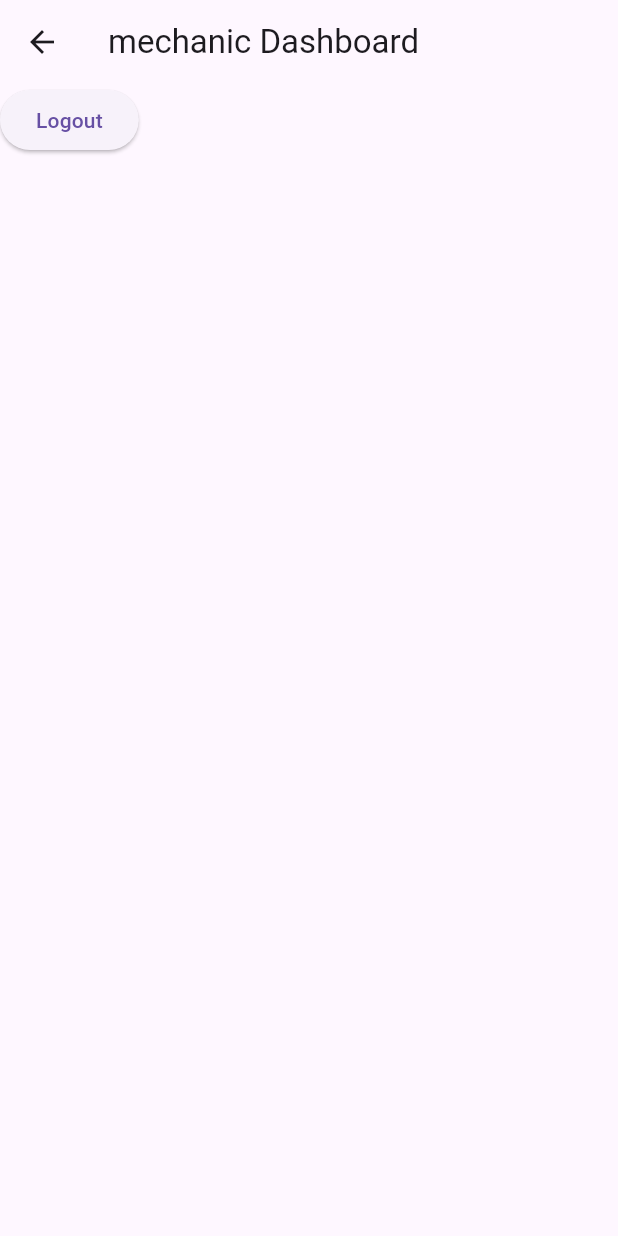
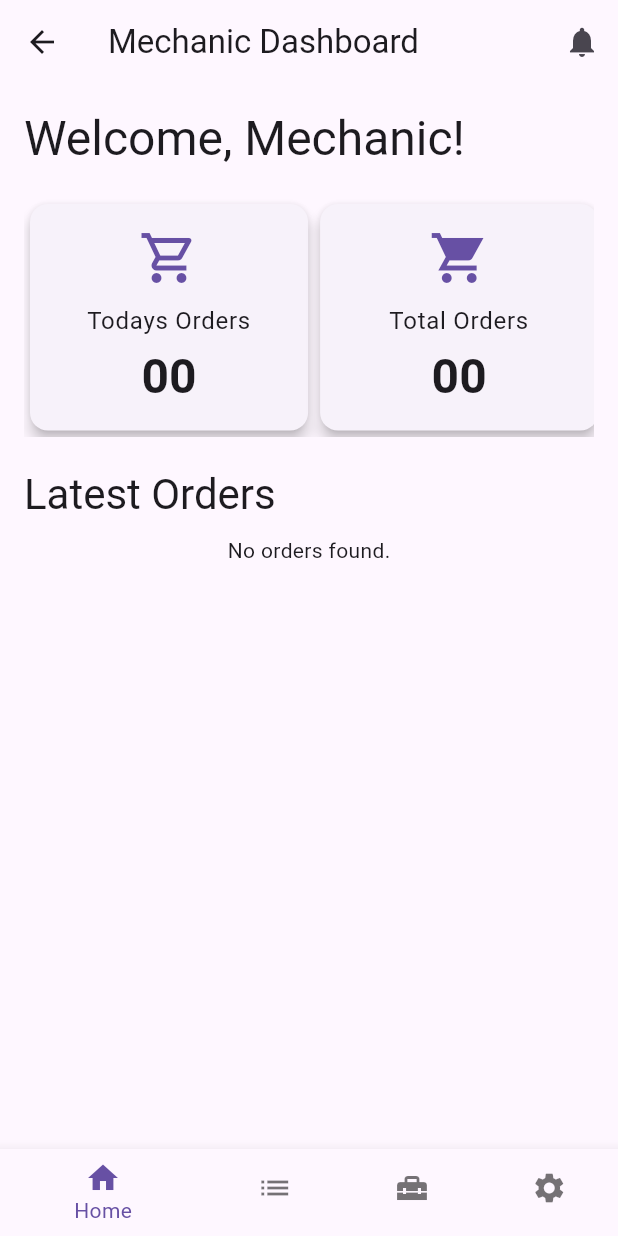
Before and after one commit to muradhossin/car_workshop_app, a Flutter app: the MechanicDashboard screen opened by its route, on a phone screen of 412 x 824 dp. Run offline on Flutter 3.47's test engine with Material 3 defaults, Android fonts, the phone set to English and light mode, and no system bars; our stand-ins replace cached_network_image, cloud_firestore, firebase_auth, firebase_core, firebase_storage, get and 3 more; accounts and stored records are empty.

Commit message:
feat(mechanic): dashboard, home and profile manage

```diff
--- a/lib/di.dart
+++ b/lib/di.dart
@@ -6,6 +6,8 @@ import 'package:car_workshop_app/features/admin/service/controllers/admin_servic
 import 'package:car_workshop_app/features/admin/service/services/admin_service_service.dart';
 import 'package:car_workshop_app/features/auth/controllers/auth_controller.dart';
 import 'package:car_workshop_app/features/auth/services/auth_service.dart';
+import 'package:car_workshop_app/features/mechanic/order/controllers/mechanic_order_controller.dart';
+import 'package:car_workshop_app/features/mechanic/order/services/mechanic_order_service.dart';
 import 'package:car_workshop_app/features/mechanic/profile/controllers/mechanic_profile_controller.dart';
 import 'package:car_workshop_app/features/mechanic/profile/services/mechanic_profile_service.dart';
 import 'package:car_workshop_app/features/user/cart/controllers/user_cart_controller.dart';
@@ -49,6 +51,7 @@ class Di {
     Get.lazyPut<MechanicProfileService>(() => MechanicProfileService(firestore: firestore, auth: auth));
     Get.lazyPut<AdminOrderService>(() => AdminOrderService(firestore: firestore, auth: auth));
     Get.lazyPut<AdminMechanicService>(() => AdminMechanicService(firestore: firestore, auth: auth));
+    Get.lazyPut<MechanicOrderService>(() => MechanicOrderService(firestore: firestore, auth: auth));
 
 
     // Controllers
@@ -60,6 +63,7 @@ class Di {
     Get.lazyPut<MechanicProfileController>(() => MechanicProfileController(mechanicProfileService: Get.find<MechanicProfileService>()));
     Get.lazyPut<AdminOrderController>(() => AdminOrderController(adminOrderService: Get.find<AdminOrderService>()));
     Get.lazyPut<AdminMechanicController>(() => AdminMechanicController(adminMechanicService: Get.find<AdminMechanicService>()));
+    Get.lazyPut<MechanicOrderController>(() => MechanicOrderController(mechanicOrderService: Get.find<MechanicOrderService>()));
 
   }
 }
--- a/lib/features/mechanic/dashboard/screens/mechanic_dashboard.dart
+++ b/lib/features/mechanic/dashboard/screens/mechanic_dashboard.dart
@@ -1,29 +1,79 @@
-import 'package:car_workshop_app/features/auth/controllers/auth_controller.dart';
+import 'package:car_workshop_app/features/admin/booking/screens/admin_booking_screen.dart';
+import 'package:car_workshop_app/features/admin/home/screens/admin_home_screen.dart';
+import 'package:car_workshop_app/features/admin/mechanics/screens/admin_mechanic_screen.dart';
+import 'package:car_workshop_app/features/admin/service/screens/admin_service_screen.dart';
+import 'package:car_workshop_app/features/admin/profile/screens/admin_profile_screen.dart';
+import 'package:car_workshop_app/features/admin/report/screens/admin_reports_screen.dart';
+import 'package:car_workshop_app/features/mechanic/booking/screens/mechanic_booking_screen.dart';
+import 'package:car_workshop_app/features/mechanic/home/screens/mechanic_home_screen.dart';
+import 'package:car_workshop_app/features/mechanic/order/screens/mechanic_order_screen.dart';
+import 'package:car_workshop_app/features/mechanic/profile/screens/mechanic_profile_screen.dart';
 import 'package:flutter/material.dart';
-import 'package:get/get.dart';
 
 class MechanicDashboard extends StatefulWidget {
   const MechanicDashboard({super.key});
 
   @override
-  State<MechanicDashboard> createState() => _MechanicDashboardState();
+  MechanicDashboardState createState() => MechanicDashboardState();
 }
 
-class _MechanicDashboardState extends State<MechanicDashboard> {
+class MechanicDashboardState extends State<MechanicDashboard> {
+  final PageController _pageController = PageController();
+  int _currentIndex = 0;
+
+  final List<Widget> _screens = [
+    MechanicHomeScreen(),
+    MechanicBookingScreen(),
+    MechanicOrderScreen(),
+    MechanicProfileScreen(),
+  ];
+
+  void _onItemTapped(int index) {
+    setState(() {
+      _currentIndex = index;
+    });
+    _pageController.jumpToPage(index);
+  }
+
+  @override
+  void dispose() {
+    _pageController.dispose();
+    super.dispose();
+  }
+
   @override
   Widget build(BuildContext context) {
-    final AuthController authController = Get.find<AuthController>();
     return Scaffold(
-      appBar: AppBar(
-        title: const Text('mechanic Dashboard'),
+      body: PageView(
+        controller: _pageController,
+        physics: const NeverScrollableScrollPhysics(),
+        children: _screens,
       ),
-      body: Column(
-        children: [
-          ElevatedButton(
-            onPressed: () => authController.logout(),
-            child: const Text('Logout'),
+      bottomNavigationBar: BottomNavigationBar(
+        items: const <BottomNavigationBarItem>[
+          BottomNavigationBarItem(
+            icon: Icon(Icons.home),
+            label: 'Home',
+          ),
+          BottomNavigationBarItem(
+            icon: Icon(Icons.list),
+            label: 'Bookings',
+          ),
+          BottomNavigationBarItem(
+            icon: Icon(Icons.home_repair_service),
+            label: 'Services',
+          ),
+          BottomNavigationBarItem(
+            icon: Icon(Icons.settings),
+            label: 'Profile',
           ),
         ],
+        currentIndex: _currentIndex,
+        onTap: _onItemTapped,
+        backgroundColor:
+        Theme.of(context).bottomNavigationBarTheme.backgroundColor,
+        selectedItemColor: Theme.of(context).primaryColor,
+        unselectedItemColor: Theme.of(context).unselectedWidgetColor,
       ),
     );
   }
--- /dev/null
+++ b/lib/features/mechanic/home/screens/mechanic_home_screen.dart
@@ -0,0 +1,144 @@
+import 'package:car_workshop_app/features/admin/dashboard/widgets/custom_card_view.dart';
+import 'package:car_workshop_app/features/admin/mechanics/controllers/admin_mechanic_controller.dart';
+import 'package:car_workshop_app/features/admin/order/controllers/admin_order_controller.dart';
+import 'package:car_workshop_app/features/mechanic/order/controllers/mechanic_order_controller.dart';
+import 'package:car_workshop_app/features/user/order/controllers/user_order_controller.dart';
+import 'package:car_workshop_app/features/user/order/models/order_model.dart';
+import 'package:car_workshop_app/features/user/order/widgets/order_card_view_widget.dart';
+import 'package:car_workshop_app/routes/app_routes.dart';
+import 'package:flutter/material.dart';
+import 'package:get/get.dart';
+
+class MechanicHomeScreen extends StatelessWidget {
+  const MechanicHomeScreen({super.key});
+
+  @override
+  Widget build(BuildContext context) {
+    return Scaffold(
+      appBar: AppBar(
+        title: const Text('Mechanic Dashboard'),
+        actions: [
+          IconButton(
+            icon: const Icon(Icons.notifications),
+            onPressed: () {},
+          ),
+        ],
+      ),
+      body: SingleChildScrollView(
+        child: Padding(
+          padding: const EdgeInsets.all(16.0),
+          child: Column(
+            crossAxisAlignment: CrossAxisAlignment.start,
+            children: [
+              Text(
+                'Welcome, Mechanic!',
+                style: Theme.of(context).textTheme.headlineLarge,
+              ),
+              const SizedBox(height: 20),
+              SingleChildScrollView(
+                scrollDirection: Axis.horizontal,
+                child: GetBuilder<MechanicOrderController>(
+                    builder: (mechanicOrderController) {
+                      return Row(
+                        mainAxisAlignment: MainAxisAlignment.spaceBetween,
+                        children: [
+
+                          StreamBuilder(
+                            stream: mechanicOrderController.getTodaysOrdersAssignedToMechanic(),
+                            builder: (context, snapshot) {
+                              if (snapshot.connectionState == ConnectionState.waiting) {
+                                return const CustomCardView(
+                                  icon: Icons.shopping_cart_outlined,
+                                  title: 'Todays Orders',
+                                  value: '...',
+                                );
+                              } else if (snapshot.hasError) {
+                                return const CustomCardView(
+                                  icon: Icons.error,
+                                  title: 'Todays Orders',
+                                  value: 'Error',
+                                );
+                              } else {
+                                return CustomCardView(
+                                  icon: Icons.shopping_cart_outlined,
+                                  title: 'Todays Orders',
+                                  value: snapshot.data.toString().padLeft(2, '0'),
+                                );
+                              }
+                            },
+                          ),
+                          StreamBuilder(
+                            stream: mechanicOrderController.getTotalOrdersAssignedToMechanic(),
+                            builder: (context, snapshot) {
+                              if (snapshot.connectionState == ConnectionState.waiting) {
+                                return const CustomCardView(
+                                  icon: Icons.shopping_cart_sharp,
+                                  title: 'Total Orders',
+                                  value: '...',
+                                );
+                              } else if (snapshot.hasError) {
+                                return const CustomCardView(
+                                  icon: Icons.error,
+                                  title: 'Total Orders',
+                                  value: 'Error',
+                                );
+                              } else {
+                                return CustomCardView(
+                                  icon: Icons.shopping_cart_sharp,
+                                  title: 'Total Orders',
+                                  value: snapshot.data.toString().padLeft(2, '0'),
+                                );
+                              }
+                            },
+                          )
+                        ],
+                      );
+                    }
+                ),
+              ),
+              const SizedBox(height: 20),
+              Text(
+                'Latest Orders',
+                style: Theme.of(context).textTheme.headlineMedium,
+              ),
+              const SizedBox(height: 10),
+              GetBuilder<MechanicOrderController>(
+                  builder: (orderController) {
+                    return StreamBuilder<List<OrderModel>>(
+                      stream: orderController.getLatestOrders(),
+                      builder: (context, snapshot) {
+                        if (snapshot.connectionState == ConnectionState.waiting) {
+                          return const Center(child: CircularProgressIndicator());
+                        } else if (snapshot.hasError) {
+                          return Center(child: Text('Error: ${snapshot.error}'));
+                        } else if (!snapshot.hasData || snapshot.data!.isEmpty) {
+                          return const Center(child: Text('No orders found.'));
+                        }
+
+                        final completedOrders = snapshot.data!;
+
+                        return ListView.builder(
+                          physics: const NeverScrollableScrollPhysics(),
+                          shrinkWrap: true,
+                          itemCount: completedOrders.length,
+                          itemBuilder: (context, index) {
+                            final order = completedOrders[index];
+                            return OrderCardViewWidget(
+                              order: order,
+                              onTap: () {
+
+                              },
+                            );
+                          },
+                        );
+                      },
+                    );
+                  }
+              ),
+            ],
+          ),
+        ),
+      ),
+    );
+  }
+}
--- /dev/null
+++ b/lib/features/mechanic/order/controllers/mechanic_order_controller.dart
@@ -0,0 +1,20 @@
+import 'package:car_workshop_app/features/mechanic/order/services/mechanic_order_service.dart';
+import 'package:car_workshop_app/features/user/order/models/order_model.dart';
+import 'package:get/get.dart';
+
+class MechanicOrderController extends GetxController implements GetxService {
+  final MechanicOrderService mechanicOrderService;
+  MechanicOrderController({required this.mechanicOrderService});
+
+  Stream<int> getTotalOrdersAssignedToMechanic() {
+    return mechanicOrderService.getTotalOrdersAssignedToMechanic();
+  }
+
+  Stream<int> getTodaysOrdersAssignedToMechanic () {
+    return mechanicOrderService.getTodaysOrdersAssignedToMechanic();
+  }
+
+  Stream<List<OrderModel>> getLatestOrders() {
+    return mechanicOrderService.getLatestOrders();
+  }
+}
```
Also changed, not shown: lib/features/mechanic/booking/screens/mechanic_booking_screen.dart (added, +10 -0 lines), lib/features/mechanic/order/screens/mechanic_order_screen.dart (added, +10 -0 lines), lib/features/mechanic/order/services/mechanic_order_service.dart (added, +67 -0 lines), lib/features/mechanic/profile/screens/mechanic_profile_screen.dart (added, +82 -0 lines).
